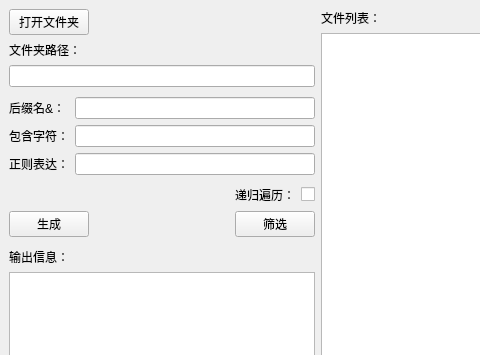
First picture: the form in mian_ui.ui, repository tian0zhi/scan_flie, before the edit; both pictures show x 0 to 480 and y 0 to 355 of the 635 by 459 pixel window.
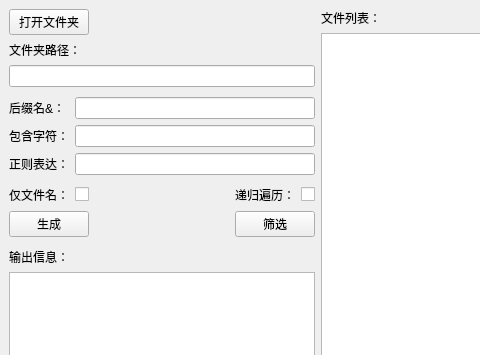
Second picture: the form after the edit.

Commit message: 添加仅生成文件名功能，优化递归子目录函数逻辑功能

Patch:
```diff
--- a/mian_ui.ui
+++ b/mian_ui.ui
@@ -10,11 +10,17 @@
     <height>459</height>
    </rect>
   </property>
+  <property name="maximumSize">
+   <size>
+    <width>635</width>
+    <height>459</height>
+   </size>
+  </property>
   <property name="windowTitle">
    <string>MainWindow</string>
   </property>
   <widget class="QWidget" name="centralwidget">
-   <layout class="QHBoxLayout" name="horizontalLayout_7">
+   <layout class="QHBoxLayout" name="horizontalLayout_8">
     <item>
      <layout class="QVBoxLayout" name="verticalLayout_5">
       <item>
@@ -133,6 +139,23 @@
       </item>
       <item>
        <layout class="QHBoxLayout" name="horizontalLayout_6">
+        <item>
+         <layout class="QHBoxLayout" name="horizontalLayout_7"/>
+        </item>
+        <item>
+         <widget class="QLabel" name="label_8">
+          <property name="text">
+           <string>仅文件名：</string>
+          </property>
+         </widget>
+        </item>
+        <item>
+         <widget class="QCheckBox" name="checkBox_2">
+          <property name="text">
+           <string/>
+          </property>
+         </widget>
+        </item>
         <item>
          <spacer name="horizontalSpacer_3">
           <property name="orientation">
```
The commit also changes 3 other files.
